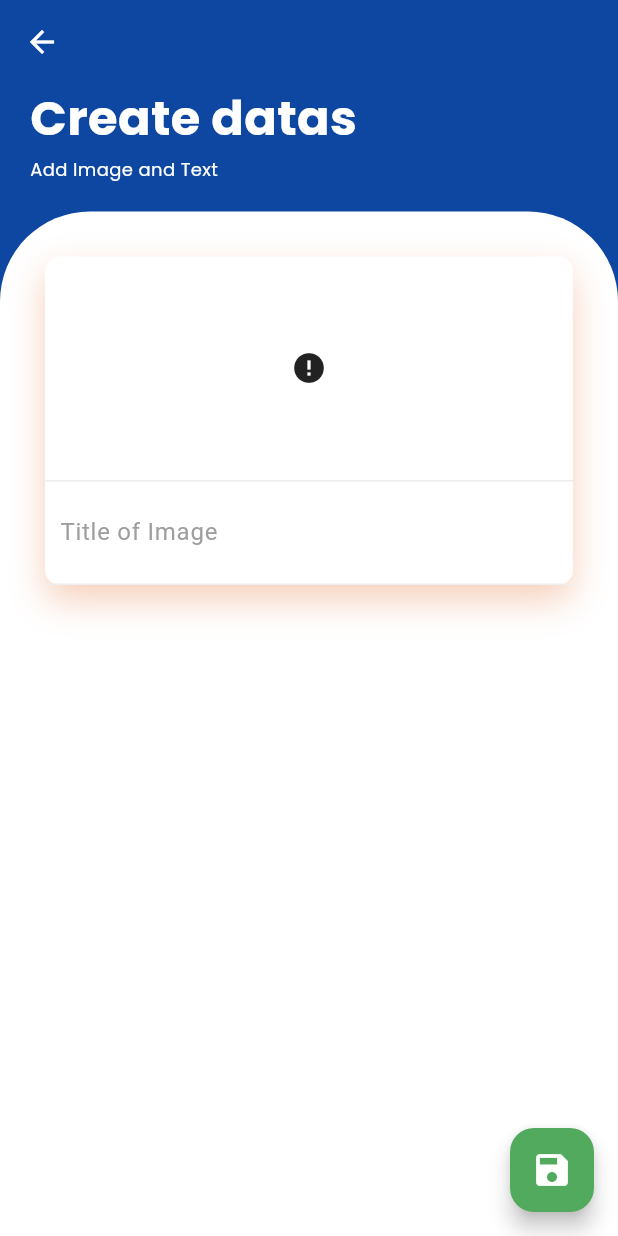
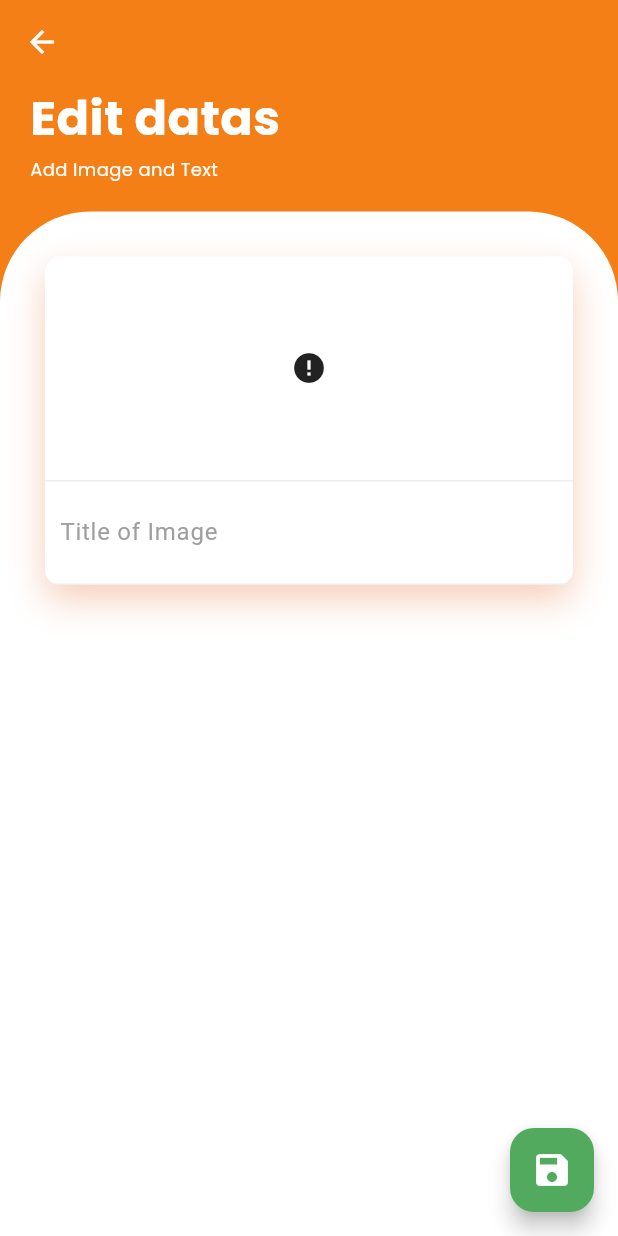
Before and after one commit to KurirRempeyek/YourAnimeList, a Flutter app: the EditScreen screen opened directly with empty values, on a phone screen of 412 x 824 dp. Run offline on Flutter 3.47's test engine with Material 3 defaults, Android fonts, the phone set to English and light mode, and no system bars; our stand-ins replace carousel_slider, flutter_slidable, google_fonts, google_nav_bar, image_picker, sqflite; accounts and stored records are empty; network calls fail.

Commit message:
change font and color

```diff
--- a/lib/update_delete_datas.dart
+++ b/lib/update_delete_datas.dart
@@ -1,8 +1,5 @@
 import 'dart:io';
-import 'dart:ui';
 import 'package:flutter/material.dart';
-import 'package:flutter/rendering.dart';
-import 'package:flutter/widgets.dart';
 import 'package:google_fonts/google_fonts.dart';
 import 'package:http/http.dart';
 import 'package:image_picker/image_picker.dart';
@@ -110,8 +107,8 @@ class _EditScreenState extends State<EditScreen> {
       //hande response success/error
       if (response.statusCode == 201) {
         debugPrint('Data and image posted successfully');
-        Navigator.pushReplacement(
-            context, MaterialPageRoute(builder: (context) => DatasScreen()));
+        Navigator.pushReplacement(context,
+            MaterialPageRoute(builder: (context) => const DatasScreen()));
       } else {
         debugPrint('Error: ${response.statusCode}');
       }
@@ -121,14 +118,14 @@ class _EditScreenState extends State<EditScreen> {
   @override
   Widget build(BuildContext context) {
     return Scaffold(
-      backgroundColor: Colors.blue.shade900,
+      backgroundColor: Colors.yellow.shade900,
       appBar: AppBar(
         title: null,
         backgroundColor: Colors.transparent,
         elevation: 0.0,
         iconTheme: const IconThemeData(color: Colors.white),
       ),
-      body: Container(
+      body: SizedBox(
         width: double.infinity,
         child: Column(
           crossAxisAlignment: CrossAxisAlignment.start,
@@ -139,7 +136,7 @@ class _EditScreenState extends State<EditScreen> {
                 crossAxisAlignment: CrossAxisAlignment.start,
                 children: [
                   Text(
-                    "Create datas",
+                    "Edit datas",
                     style: GoogleFonts.poppins(
                       fontSize: 32,
                       color: Colors.white,
```
Also changed, not shown: lib/datas_screen.dart (+11 -6 lines).
